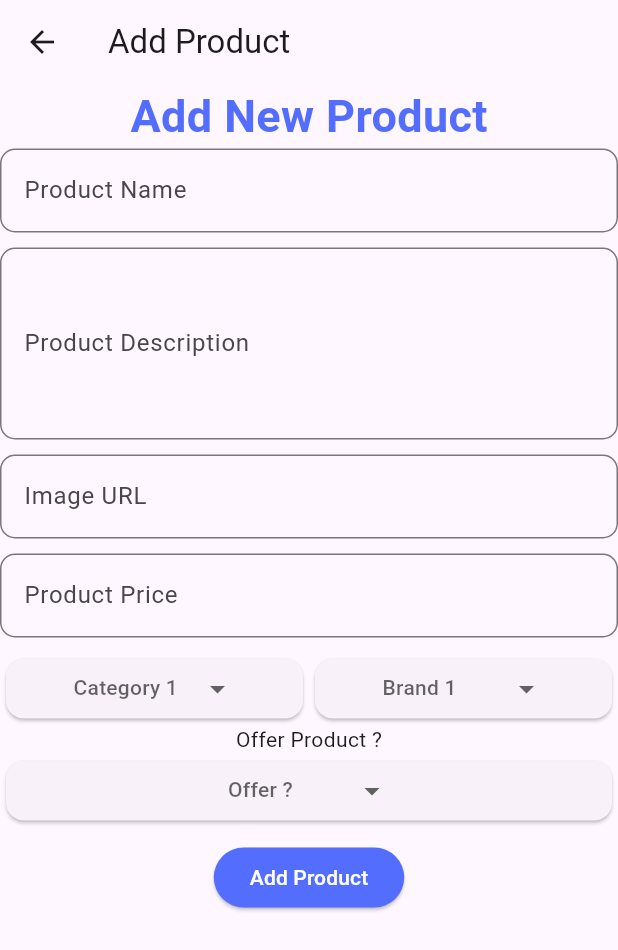
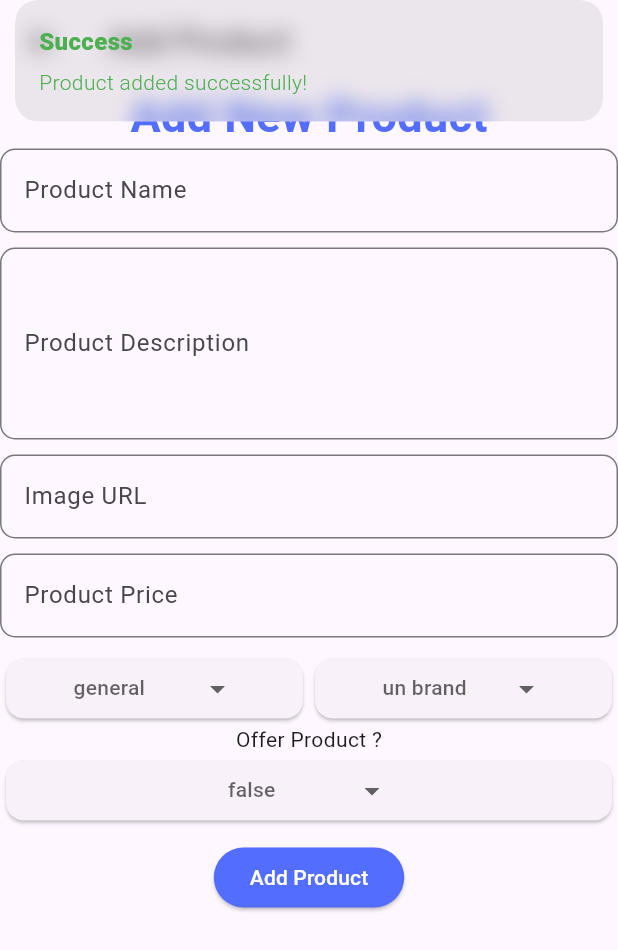
Before and after one commit to phamhuuloc219/PHL_shoe_stores_admin, a Flutter app: the AddProductPage screen opened directly, after a tap on "Add Product", on a phone screen of 412 x 824 dp. Shown: the top 950 px of the screen. Run offline on Flutter 3.47's test engine with Material 3 defaults, Android fonts, the phone set to English and light mode, and no system bars; drawn by our look-alikes of dropdown_button2; our stand-ins replace cloud_firestore, firebase_core, get; accounts and stored records are empty; generated files the repository leaves out were written again.

Commit message:
feat: add product to firebase

```diff
--- /dev/null
+++ b/lib/controller/home_controller.dart
@@ -0,0 +1,46 @@
+import 'package:cloud_firestore/cloud_firestore.dart';
+import 'package:flutter/material.dart';
+import 'package:get/get.dart';
+import 'package:phl_shoe_stores/model/product.dart';
+
+class HomeController extends GetxController {
+  FirebaseFirestore firestore = FirebaseFirestore.instance;
+  late CollectionReference productCollection;
+  TextEditingController productNameCtrl = TextEditingController();
+  TextEditingController productDescriptionCtrl = TextEditingController();
+  TextEditingController productImageCtrl = TextEditingController();
+  TextEditingController productPriceCtrl = TextEditingController();
+
+  String category = 'general';
+  String brand = 'un brand';
+  bool offer = false;
+
+  @override
+  void onInit() {
+    productCollection = firestore.collection('products');
+    super.onInit();
+  }
+
+  addProduct() {
+    try {
+      DocumentReference doc = productCollection.doc();
+      Product product = Product(
+        id: doc.id,
+        name: productNameCtrl.text,
+        category: category,
+        description: productDescriptionCtrl.text,
+        price: double.tryParse(productPriceCtrl.text),
+        brand: brand,
+        image: productImageCtrl.text,
+        offer: offer,
+      );
+      final productJson = product.toJson();
+      doc.set(productJson);
+      Get.snackbar("Success", 'Product added successfully!',
+          colorText: Colors.green);
+    } on Exception catch (e) {
+      Get.snackbar("Error", e.toString(), colorText: Colors.green);
+      print(e);
+    }
+  }
+}
--- a/lib/main.dart
+++ b/lib/main.dart
@@ -1,8 +1,15 @@
+import 'package:firebase_core/firebase_core.dart';
 import 'package:flutter/material.dart';
 import 'package:get/get.dart';
+import 'package:phl_shoe_stores/controller/home_controller.dart';
+import 'package:phl_shoe_stores/firebase_options.dart';
 import 'package:phl_shoe_stores/pages/home_page.dart';
 
-void main() {
+Future<void> main() async {
+  WidgetsFlutterBinding.ensureInitialized();
+  await Firebase.initializeApp(options: DefaultFirebaseOptions.currentPlatform);
+  // registering my controller
+  Get.put(HomeController());
   runApp(const MyApp());
 }
 
--- /dev/null
+++ b/lib/model/product.dart
@@ -0,0 +1,44 @@
+import 'package:json_annotation/json_annotation.dart';
+part 'product.g.dart';
+
+@JsonSerializable()
+class Product {
+  @JsonKey(name: "id")
+  String? id;
+
+  @JsonKey(name: "name")
+  String? name;
+
+  @JsonKey(name: "description")
+  String? description;
+
+  @JsonKey(name: "category")
+  String? category;
+
+  @JsonKey(name: "image")
+  String? image;
+
+  @JsonKey(name: "price")
+  double? price;
+
+  @JsonKey(name: "brand")
+  String? brand;
+
+  @JsonKey(name: "offer")
+  bool? offer;
+
+  Product({
+    this.id,
+    this.name,
+    this.description,
+    this.category,
+    this.image,
+    this.offer,
+    this.price,
+    this.brand,
+  });
+
+  factory Product.fromJson(Map<String, dynamic> json) =>
+      _$ProductFromJson(json);
+  Map<String, dynamic> toJson() => _$ProductToJson(this);
+}
--- a/lib/pages/add_product_page.dart
+++ b/lib/pages/add_product_page.dart
@@ -1,4 +1,6 @@
 import 'package:flutter/material.dart';
+import 'package:get/get.dart';
+import 'package:phl_shoe_stores/controller/home_controller.dart';
 import 'package:phl_shoe_stores/widgets/drop_down_btn.dart';
 
 class AddProductPage extends StatelessWidget {
@@ -6,6 +8,7 @@ class AddProductPage extends StatelessWidget {
 
   @override
   Widget build(BuildContext context) {
+    return GetBuilder<HomeController>(builder: (ctrl) {
       return Scaffold(
         appBar: AppBar(
           title: Text(
@@ -26,6 +29,7 @@ class AddProductPage extends StatelessWidget {
                       fontWeight: FontWeight.bold),
                 ),
                 TextField(
+                  controller: ctrl.productNameCtrl,
                   decoration: InputDecoration(
                     label: Text('Product Name'),
                     hintText: "Enter Your Product Name",
@@ -36,6 +40,7 @@ class AddProductPage extends StatelessWidget {
                 ),
                 SizedBox(height: 10),
                 TextField(
+                  controller: ctrl.productDescriptionCtrl,
                   decoration: InputDecoration(
                     label: Text('Product Description'),
                     hintText: "Enter Your Product Description",
@@ -47,6 +52,7 @@ class AddProductPage extends StatelessWidget {
                 ),
                 SizedBox(height: 10),
                 TextField(
+                  controller: ctrl.productImageCtrl,
                   decoration: InputDecoration(
                     label: Text('Image URL'),
                     hintText: "Enter Your Image URL",
@@ -57,6 +63,7 @@ class AddProductPage extends StatelessWidget {
                 ),
                 SizedBox(height: 10),
                 TextField(
+                  controller: ctrl.productPriceCtrl,
                   decoration: InputDecoration(
                     label: Text('Product Price'),
                     hintText: "Enter Your Product Price",
@@ -70,27 +77,52 @@ class AddProductPage extends StatelessWidget {
                   children: [
                     Flexible(
                         child: DropDownBtn(
-                    items: ["Cate1", "Cate2", "Cate3"],
-                    selectedItemText: "Category 1",
-                    onSelected: (selectedValue) {},
+                      items: const [
+                        "Boots",
+                        "Shoe",
+                        "Beach Shoe",
+                        "High heels",
+                        "Slippers",
+                        "Sandal"
+                      ],
+                      selectedItemText: ctrl.category,
+                      onSelected: (selectedValue) {
+                        ctrl.category = selectedValue ?? "general";
+                        ctrl.update();
+                      },
                     )),
                     Flexible(
                         child: DropDownBtn(
-                    items: ["Brand1", "Brand2", "Brand3"],
-                    selectedItemText: "Brand 1",
-                    onSelected: (selectedValue) {},
+                      items: const [
+                        "Nike",
+                        "Adidas",
+                        "Biti's",
+                        "Balenciaga",
+                        "Jordan"
+                      ],
+                      selectedItemText: ctrl.brand,
+                      onSelected: (selectedValue) {
+                        ctrl.brand = selectedValue ?? "un brand";
+                        ctrl.update();
+                      },
                     )),
                   ],
                 ),
                 Text("Offer Product ?"),
                 DropDownBtn(
-                items: ["True", "False"],
-                selectedItemText: "Offer ?",
-                onSelected: (selectedValue) {},
+                  items: ["true", "false"],
+                  selectedItemText: ctrl.offer.toString(),
+                  onSelected: (selectedValue) {
+                    ctrl.offer =
+                        bool.tryParse(selectedValue ?? "false") ?? false;
+                    ctrl.update();
+                  },
                 ),
                 SizedBox(height: 10),
                 ElevatedButton(
-                onPressed: () {},
+                  onPressed: () {
+                    ctrl.addProduct();
+                  },
                   child: Text("Add Product"),
                   style: ElevatedButton.styleFrom(
                       backgroundColor: Colors.indigoAccent,
@@ -101,5 +133,6 @@ class AddProductPage extends StatelessWidget {
           ),
         ),
       );
+    });
   }
 }
--- a/lib/pages/home_page.dart
+++ b/lib/pages/home_page.dart
@@ -1,17 +1,15 @@
 import 'package:flutter/material.dart';
 import 'package:get/get.dart';
+import 'package:phl_shoe_stores/controller/home_controller.dart';
 import 'package:phl_shoe_stores/pages/add_product_page.dart';
 
-class HomePage extends StatefulWidget {
+class HomePage extends StatelessWidget {
   const HomePage({super.key});
 
   @override
-  State<HomePage> createState() => _HomePageState();
-}
-
-class _HomePageState extends State<HomePage> {
-  @override
   Widget build(BuildContext context) {
+    return GetBuilder<HomeController>(
+      builder: (ctrl) {
         return Scaffold(
             appBar: AppBar(
               title: Text('Footware Admin'),
@@ -20,13 +18,10 @@ class _HomePageState extends State<HomePage> {
               itemCount: 10,
               itemBuilder: (context, index) {
                 return ListTile(
-              title: Text('Item $index'),
+                  title: Text('Item '),
                   subtitle: Text('Price : \$100'),
-              trailing: IconButton(
-                  onPressed: () {
-                    print('Delete');
-                  },
-                  icon: Icon(Icons.delete)),
+                  trailing:
+                      IconButton(onPressed: () {}, icon: Icon(Icons.delete)),
                 );
               },
             ),
@@ -36,5 +31,7 @@ class _HomePageState extends State<HomePage> {
                 Get.to(AddProductPage());
               },
             ));
+      },
+    );
   }
 }
--- a/pubspec.yaml
+++ b/pubspec.yaml
@@ -39,6 +39,7 @@ dependencies:
   cloud_firestore: ^5.4.4
   get: ^4.6.6
   dropdown_button2: ^2.3.9
+  json_annotation: ^4.9.0
 
 dev_dependencies:
   flutter_test:
@@ -50,6 +51,8 @@ dev_dependencies:
   # package. See that file for information about deactivating specific lint
   # rules and activating additional ones.
   flutter_lints: ^4.0.0
+  build_runner: ^2.4.13
+  json_serializable: ^6.8.0
 
 # For information on the generic Dart part of this file, see the
 # following page: https://dart.dev/tools/pub/pubspec
```
Also changed, not shown: lib/model/product.g.dart (added), pubspec.lock, 1 other file. Lines whose indentation alone changed are shown as unchanged.
